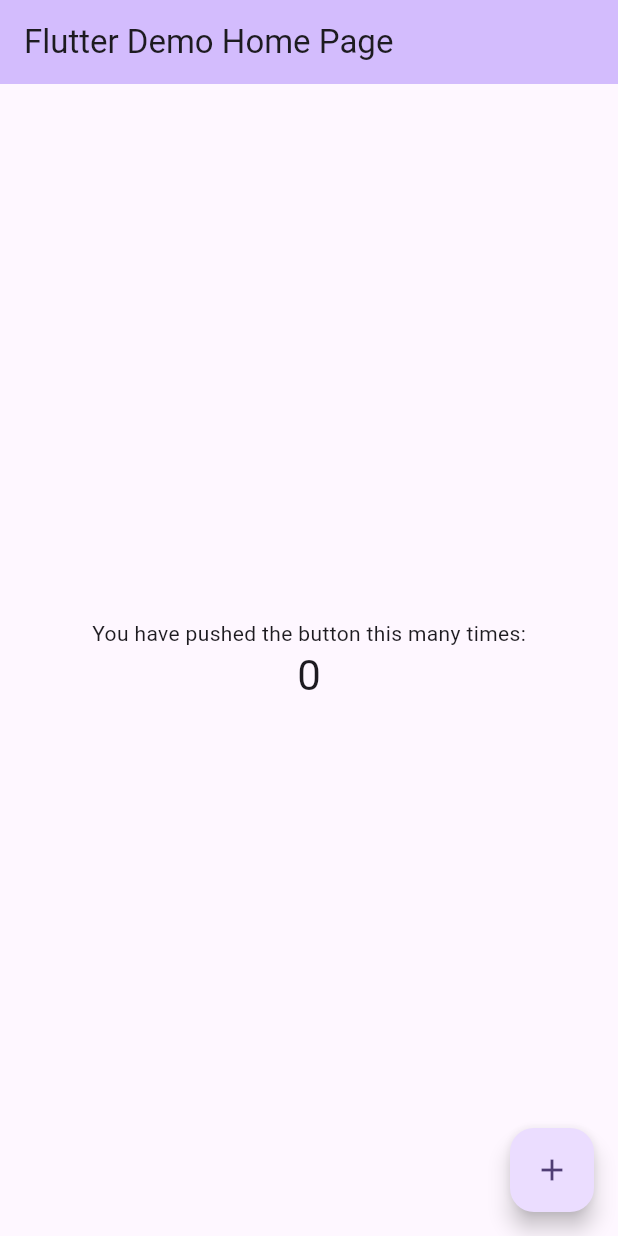
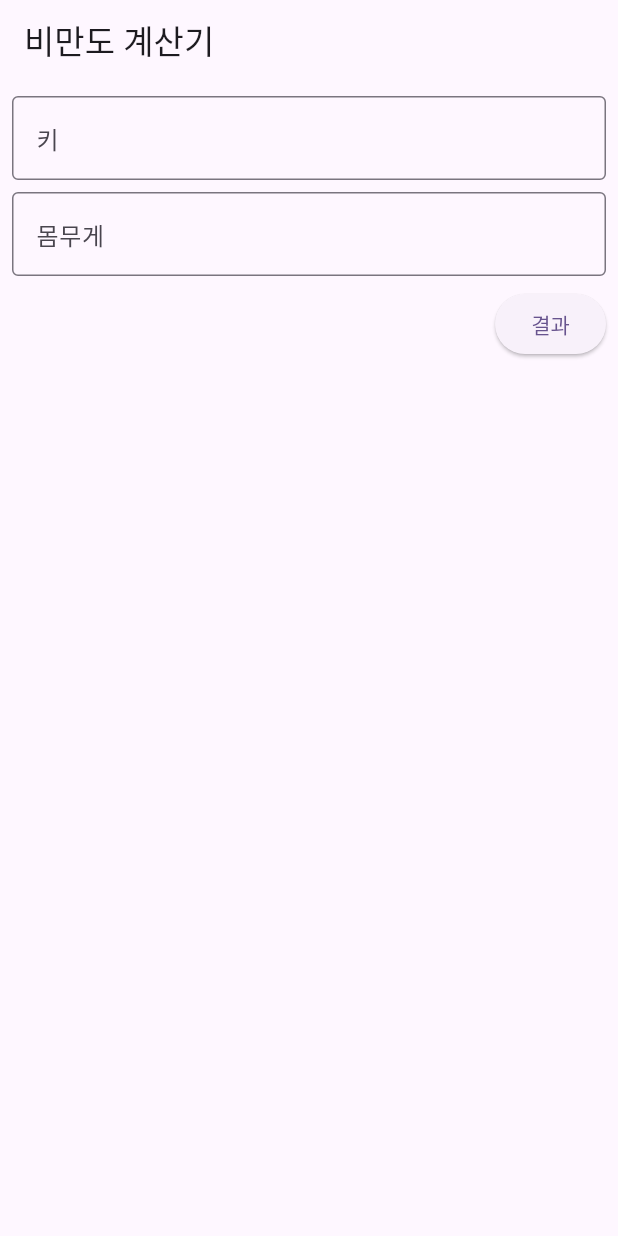
Before and after one commit to hwangtaewook/flutter_bmi_calculator, a Flutter app: the screen it shows after launch, on a phone screen of 412 x 824 dp. Run offline on Flutter 3.47's test engine with Material 3 defaults, Android fonts, the phone set to English and light mode, and no system bars.

Commit message:
feat : From과 유효성 검사

```diff
--- a/lib/main.dart
+++ b/lib/main.dart
@@ -1,4 +1,5 @@
 import 'package:flutter/material.dart';
+import 'package:flutter_bmi_calculator/main/main_screen.dart';
 
 void main() {
   runApp(const MyApp());
@@ -15,55 +16,7 @@ class MyApp extends StatelessWidget {
         colorScheme: ColorScheme.fromSeed(seedColor: Colors.deepPurple),
         useMaterial3: true,
       ),
-      home: const MyHomePage(title: 'Flutter Demo Home Page'),
+      home: const MainScreen(),
     );
   }
 }
-
-class MyHomePage extends StatefulWidget {
-  const MyHomePage({super.key, required this.title});
-
-  final String title;
-
-  @override
-  State<MyHomePage> createState() => _MyHomePageState();
-}
-
-class _MyHomePageState extends State<MyHomePage> {
-  int _counter = 0;
-
-  void _incrementCounter() {
-    setState(() {
-      _counter++;
-    });
-  }
-
-  @override
-  Widget build(BuildContext context) {
-    return Scaffold(
-      appBar: AppBar(
-        backgroundColor: Theme.of(context).colorScheme.inversePrimary,
-        title: Text(widget.title),
-      ),
-      body: Center(
-        child: Column(
-          mainAxisAlignment: MainAxisAlignment.center,
-          children: <Widget>[
-            const Text(
-              'You have pushed the button this many times:',
-            ),
-            Text(
-              '$_counter',
-              style: Theme.of(context).textTheme.headlineMedium,
-            ),
-          ],
-        ),
-      ),
-      floatingActionButton: FloatingActionButton(
-        onPressed: _incrementCounter,
-        tooltip: 'Increment',
-        child: const Icon(Icons.add),
-      ),
-    );
-  }
-}
--- /dev/null
+++ b/lib/main/main_screen.dart
@@ -0,0 +1,66 @@
+import 'package:flutter/material.dart';
+
+class MainScreen extends StatefulWidget {
+  const MainScreen({super.key});
+
+  @override
+  State<MainScreen> createState() => _MainScreenState();
+}
+
+class _MainScreenState extends State<MainScreen> {
+  final _formKey = GlobalKey<FormState>();
+
+  @override
+  Widget build(BuildContext context) {
+    return Scaffold(
+      appBar: AppBar(
+        title: const Text('비만도 계산기'),
+      ),
+      body: Padding(
+        padding: const EdgeInsets.all(8.0),
+        child: Form(
+          key: _formKey,
+          child: Column(
+            crossAxisAlignment: CrossAxisAlignment.end,
+            children: [
+              TextFormField(
+                decoration: const InputDecoration(
+                  border: OutlineInputBorder(),
+                  hintText: '키',
+                ),
+                keyboardType: TextInputType.number,
+                validator: (value) {
+                  if (value == null || value.isEmpty) {
+                    return '키를 입력하세요.';
+                  }
+                  return null;
+                },
+              ),
+              const SizedBox(height: 8),
+              TextFormField(
+                decoration: const InputDecoration(
+                  border: OutlineInputBorder(),
+                  hintText: '몸무게',
+                ),
+                keyboardType: TextInputType.number,
+                validator: (value) {
+                  if (value == null || value.isEmpty) {
+                    return '몸무게를 입력하세요.';
+                  }
+                  return null;
+                },
+              ),
+              const SizedBox(height: 8),
+              ElevatedButton(
+                onPressed: () {
+                  if (_formKey.currentState?.validate() ?? false) {}
+                },
+                child: const Text('결과'),
+              )
+            ],
+          ),
+        ),
+      ),
+    );
+  }
+}
```
